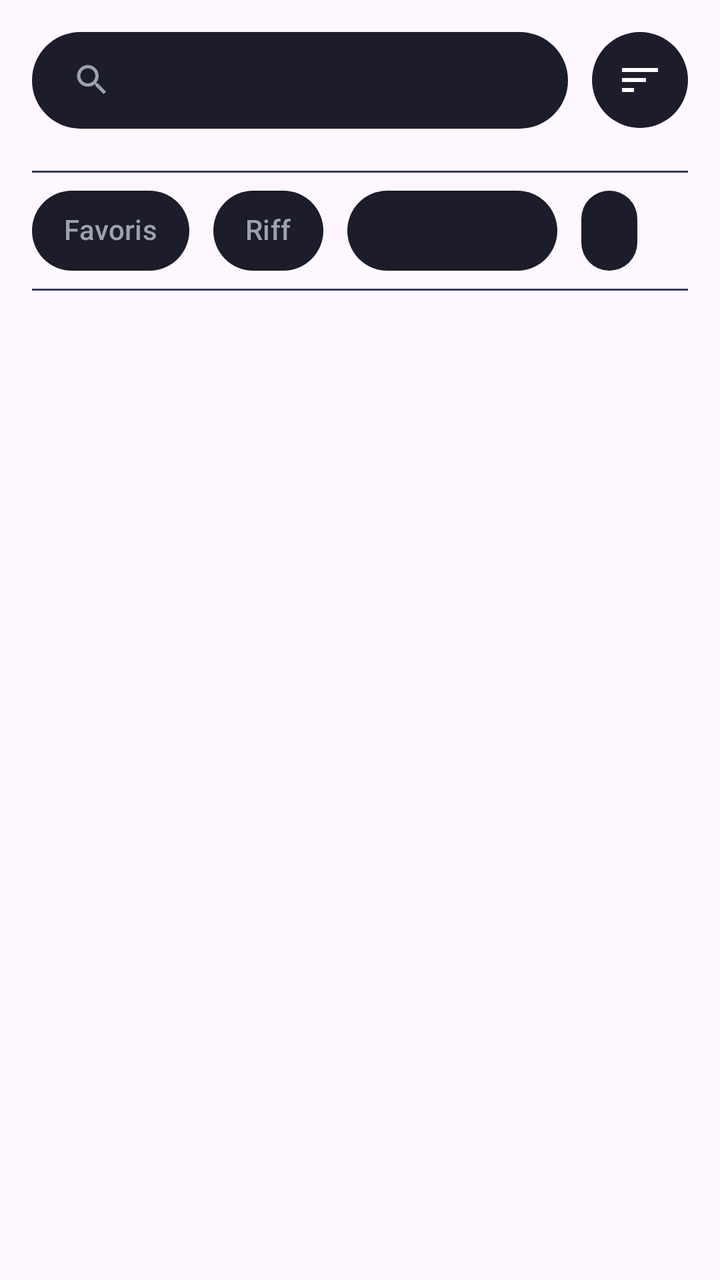
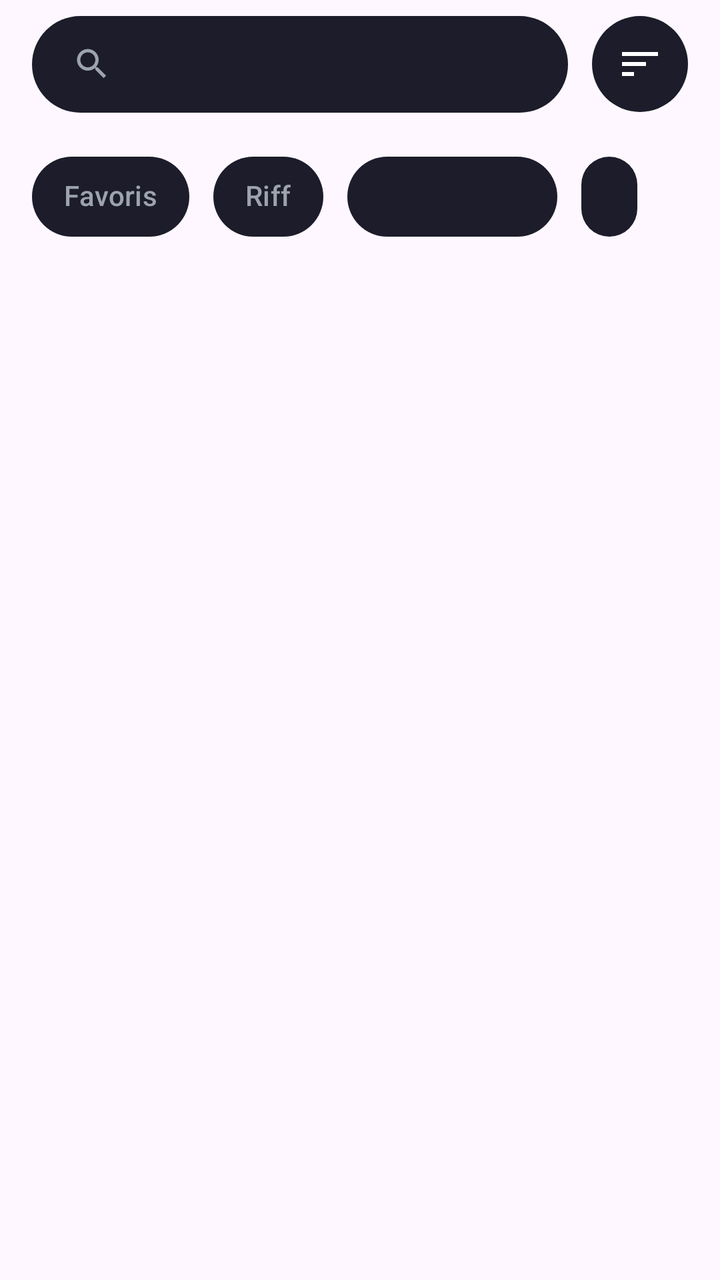

Compare the two renders of this Android layout. The source of the first and the diff that turns it into the second are given below.
<!-- AndroidManifest.xml: application theme Theme.Guitar -->
<!-- res/layout/fragment_musics.xml -->
<?xml version="1.0" encoding="utf-8"?>
<LinearLayout xmlns:android="http://schemas.android.com/apk/res/android"
    xmlns:app="http://schemas.android.com/apk/res-auto"
    android:layout_width="match_parent"
    android:layout_height="match_parent"
    android:gravity="top"
    android:orientation="vertical"
    android:paddingLeft="16dp"
    android:paddingRight="16dp">

    <LinearLayout
        android:layout_width="match_parent"
        android:layout_height="wrap_content"
        android:layout_marginTop="8dp"
        android:layout_marginBottom="8dp"
        android:gravity="center_vertical"
        android:orientation="horizontal">

        <include
            android:id="@+id/searchBar"
            layout="@layout/component_search_bar"
            android:layout_width="match_parent"
            android:layout_height="wrap_content"
            android:layout_marginTop="8dp"
            android:layout_marginBottom="8dp"
            android:layout_weight="1" />

        <ImageButton
            android:id="@+id/btnSort"
            android:layout_width="48dp"
            android:layout_height="48dp"
            android:layout_marginStart="12dp"
            android:background="@drawable/bg_pill"
            android:contentDescription="Trier"
            android:src="@drawable/ic_sort"
            app:tint="@color/app_text_primary" />
    </LinearLayout>

    <include
        android:id="@+id/lastPlayed"
        layout="@layout/include_last_played" />

    <View
        android:layout_width="match_parent"
        android:layout_height="1dp"
        android:layout_marginTop="5dp"
        android:layout_marginBottom="5dp"
        android:background="@color/dark_line" />

    <HorizontalScrollView
        android:layout_width="match_parent"
        android:layout_height="wrap_content"
        android:overScrollMode="never"
        android:scrollbars="none">

        <LinearLayout
            android:layout_width="wrap_content"
            android:layout_height="wrap_content"
            android:orientation="horizontal">

            <com.google.android.material.chip.ChipGroup
                android:id="@+id/chipGroupFavorite"
                android:layout_width="wrap_content"
                android:layout_height="wrap_content"
                app:selectionRequired="false"
                app:singleSelection="true">

                <com.google.android.material.chip.Chip
                    android:id="@+id/chipFavorite"
                    style="@style/AppChip.Filter"
                    android:layout_width="wrap_content"
                    android:layout_height="wrap_content"
                    android:checkable="true"
                    android:text="Favoris" />

            </com.google.android.material.chip.ChipGroup>

            <com.google.android.material.chip.ChipGroup
                android:id="@+id/chipGroupRiff"
                android:layout_width="wrap_content"
                android:layout_height="wrap_content"
                android:layout_marginStart="12dp"
                app:selectionRequired="false"
                app:singleSelection="true">

                <com.google.android.material.chip.Chip
                    android:id="@+id/chipRiff"
                    style="@style/AppChip.Filter"
                    android:layout_width="wrap_content"
                    android:layout_height="wrap_content"
                    android:checkable="true"
                    android:text="Riff" />

            </com.google.android.material.chip.ChipGroup>

            <Spinner
                android:id="@+id/spinnerDifficulty"
                android:layout_width="match_parent"
                android:minWidth="105dp"
                android:layout_height="40dp"
                android:layout_marginStart="12dp"
                android:layout_gravity="center_vertical"
                android:background="@drawable/bg_pill"
                android:paddingStart="16dp"
                android:paddingEnd="12dp"
                android:popupBackground="@drawable/bg_card"
                android:dropDownVerticalOffset="8dp"
                android:overlapAnchor="false"
                android:spinnerMode="dropdown" />

            <Spinner
                android:id="@+id/spinnerStatus"
                android:layout_width="wrap_content"
                android:layout_height="40dp"
                android:layout_marginStart="12dp"
                android:layout_gravity="center_vertical"
                android:background="@drawable/bg_pill"
                android:paddingStart="16dp"
                android:paddingEnd="12dp"
                android:popupBackground="@drawable/bg_card"
                android:dropDownVerticalOffset="8dp"
                android:overlapAnchor="false"
                android:spinnerMode="dropdown" />


        </LinearLayout>

    </HorizontalScrollView>

    <View
        android:layout_width="match_parent"
        android:layout_height="1dp"
        android:layout_marginTop="5dp"
        android:layout_marginBottom="5dp"
        android:background="@color/dark_line" />

    <androidx.recyclerview.widget.RecyclerView
        android:id="@+id/recyclerView"
        android:layout_width="match_parent"
        android:layout_height="match_parent"
        android:layout_marginLeft="8dp"
        android:layout_marginRight="8dp">

    </androidx.recyclerview.widget.RecyclerView>
</LinearLayout>
<!-- res/layout/component_search_bar.xml (included above) -->
<?xml version="1.0" encoding="utf-8"?>
<LinearLayout xmlns:android="http://schemas.android.com/apk/res/android"
    xmlns:app="http://schemas.android.com/apk/res-auto"
    android:layout_width="match_parent"
    android:layout_height="wrap_content"
    android:background="@drawable/bg_pill"
    android:gravity="center_vertical"
    android:orientation="horizontal"
    android:paddingStart="20dp"
    android:paddingTop="14dp"
    android:paddingEnd="20dp"
    android:paddingBottom="14dp">

    <ImageView
        android:layout_width="20dp"
        android:layout_height="20dp"
        android:contentDescription="@null"
        android:src="@drawable/ic_search"
        app:tint="@color/app_text_secondary" />

    <EditText
        android:id="@+id/searchInput"
        android:layout_width="0dp"
        android:layout_height="wrap_content"
        android:layout_marginStart="12dp"
        android:layout_weight="1"
        android:background="@null"
        android:inputType="text"
        android:textColor="@color/app_text_primary"
        android:textColorHint="@color/app_text_secondary"
        android:textSize="15sp" />
</LinearLayout>
<!-- res/layout/include_last_played.xml (included above) -->
<?xml version="1.0" encoding="utf-8"?>
<com.google.android.material.card.MaterialCardView xmlns:android="http://schemas.android.com/apk/res/android"
    xmlns:app="http://schemas.android.com/apk/res-auto"
    android:id="@+id/lastPlayedContainer"
    android:layout_width="match_parent"
    android:layout_height="wrap_content"
    android:layout_marginStart="8dp"
    android:layout_marginTop="8dp"
    android:layout_marginEnd="8dp"
    android:clickable="true"
    android:focusable="true"
    android:visibility="gone"
    app:cardBackgroundColor="@color/dark_bagde"
    app:cardCornerRadius="12dp"
    app:cardElevation="0dp">

    <LinearLayout
        android:layout_width="match_parent"
        android:layout_height="wrap_content"
        android:gravity="center_vertical"
        android:orientation="horizontal"
        android:padding="14dp">

        <FrameLayout
            android:layout_width="48dp"
            android:layout_height="48dp"
            android:background="@color/dark_mainColor">

            <ImageView
                android:layout_width="24dp"
                android:layout_height="24dp"
                android:layout_gravity="center"
                android:src="@android:drawable/ic_media_play"
                app:tint="@color/white" />
        </FrameLayout>

        <LinearLayout
            android:layout_width="0dp"
            android:layout_height="wrap_content"
            android:layout_marginStart="14dp"
            android:layout_weight="1"
            android:orientation="vertical">

            <TextView
                android:layout_width="wrap_content"
                android:layout_height="wrap_content"
                android:letterSpacing="0.1"
                android:text="Dernière session"
                android:textAllCaps="true"
                android:textColor="@color/dark_textSecondary"
                android:textSize="11sp" />

            <TextView
                android:id="@+id/lastPlayedTitle"
                android:layout_width="wrap_content"
                android:layout_height="wrap_content"
                android:layout_marginTop="2dp"
                android:ellipsize="end"
                android:maxLines="1"
                android:textColor="@color/dark_text"
                android:textSize="17sp"
                android:textStyle="bold" />

            <TextView
                android:id="@+id/lastPlayedArtist"
                android:layout_width="wrap_content"
                android:layout_height="wrap_content"
                android:ellipsize="end"
                android:maxLines="1"
                android:textColor="@color/dark_textSecondary"
                android:textSize="13sp" />
        </LinearLayout>

        <LinearLayout
            android:layout_width="wrap_content"
            android:layout_height="wrap_content"
            android:layout_marginStart="12dp"
            android:gravity="end"
            android:orientation="vertical">

            <ProgressBar
                android:id="@+id/lastPlayedProgressBar"
                style="?android:attr/progressBarStyleHorizontal"
                android:layout_width="80dp"
                android:layout_height="6dp"
                android:max="100"
                android:progressBackgroundTint="@color/dark_line"
                android:progressTint="@color/dark_tabBackground" />

            <TextView
                android:id="@+id/lastPlayedProgressText"
                android:layout_width="wrap_content"
                android:layout_height="wrap_content"
                android:layout_marginTop="4dp"
                android:textColor="@color/dark_textSecondary"
                android:textSize="11sp" />
        </LinearLayout>
    </LinearLayout>
</com.google.android.material.card.MaterialCardView>
<!-- resources referenced by this layout -->
<resources>
  <color name="app_text_primary">#FFFFFF</color>
  <color name="app_text_secondary">#9CA3AF</color>
  <color name="dark_bagde">#3C3489</color>
  <color name="dark_line">#2E3A5A</color>
  <color name="dark_mainColor">#534AB7</color>
  <color name="dark_tabBackground">#0F6E56</color>
  <color name="dark_text">#EEEDFE</color>
  <color name="dark_textSecondary">#AFA9EC</color>
  <color name="white">#FFFFFFFF</color>
  <!-- drawable bg_card (drawable) -->
  <?xml version="1.0" encoding="utf-8"?>
  <shape xmlns:android="http://schemas.android.com/apk/res/android"
      android:shape="rectangle">
      <solid android:color="@color/app_surface" />
      <corners android:radius="12dp" />
  </shape>
  <!-- drawable bg_pill (drawable) -->
  <?xml version="1.0" encoding="utf-8"?>
  <shape xmlns:android="http://schemas.android.com/apk/res/android"
      android:shape="rectangle">
      <solid android:color="@color/app_surface" />
      <corners android:radius="28dp" />
  </shape>
  <!-- drawable ic_search (drawable) -->
  <?xml version="1.0" encoding="utf-8"?>
  <vector xmlns:android="http://schemas.android.com/apk/res/android"
      android:width="24dp"
      android:height="24dp"
      android:viewportWidth="24"
      android:viewportHeight="24">
      <path
          android:fillColor="#FFFFFF"
          android:pathData="M15.5,14h-0.79l-0.28,-0.27C15.41,12.59 16,11.11 16,9.5 16,5.91 13.09,3 9.5,3S3,5.91 3,9.5 5.91,16 9.5,16c1.61,0 3.09,-0.59 4.23,-1.57l0.27,0.28v0.79l5,4.99L20.49,19l-4.99,-5zM9.5,14C7.01,14 5,11.99 5,9.5S7.01,5 9.5,5 14,7.01 14,9.5 11.99,14 9.5,14z" />
  </vector>
  <!-- drawable ic_sort (drawable) -->
  <?xml version="1.0" encoding="utf-8"?>
      <vector xmlns:android="http://schemas.android.com/apk/res/android"
          android:width="24dp"
          android:height="24dp"
          android:viewportWidth="24"
          android:viewportHeight="24">
          <path
              android:fillColor="#FFFFFF"
              android:pathData="M3,18h6v-2H3V18zM3,6v2h18V6H3zM3,13h12v-2H3V13z" />
      </vector>
  <style name="AppChip.Filter" parent="Widget.Material3.Chip.Filter">
          <item name="chipBackgroundColor">@color/chip_background</item>
          <item name="android:textColor">@color/chip_text</item>
          <item name="chipStrokeColor">@color/chip_stroke</item>
          <item name="chipStrokeWidth">0dp</item>
          <item name="checkedIconVisible">false</item>
          <item name="chipCornerRadius">20dp</item>
          <item name="android:textSize">14sp</item>
          <item name="chipMinHeight">40dp</item>
      </style>
  <style name="Theme.Guitar" parent="Base.Theme.Guitar">
          <item name="android:windowTranslucentStatus">false</item>
          <item name="android:windowDrawsSystemBarBackgrounds">true</item>
      </style>
  <color name="app_surface">#1C1C2A</color>
  <style name="Base.Theme.Guitar" parent="Theme.Material3.DayNight.NoActionBar">
          
          
      </style>
</resources>

<!-- the commit's change to res/layout/fragment_musics.xml (unified diff, before → after) -->
@@ -11,8 +11,6 @@
     <LinearLayout
         android:layout_width="match_parent"
         android:layout_height="wrap_content"
-        android:layout_marginTop="8dp"
-        android:layout_marginBottom="8dp"
         android:gravity="center_vertical"
         android:orientation="horizontal">
 
@@ -38,18 +36,15 @@
 
     <include
         android:id="@+id/lastPlayed"
+        android:layout_width="match_parent"
+        android:layout_height="wrap_content"
+        android:layout_marginTop="10dp"
         layout="@layout/include_last_played" />
 
-    <View
-        android:layout_width="match_parent"
-        android:layout_height="1dp"
-        android:layout_marginTop="5dp"
-        android:layout_marginBottom="5dp"
-        android:background="@color/dark_line" />
-
     <HorizontalScrollView
         android:layout_width="match_parent"
         android:layout_height="wrap_content"
+        android:layout_marginTop="10dp"
         android:overScrollMode="never"
         android:scrollbars="none">
 
@@ -127,21 +122,14 @@
 
     </HorizontalScrollView>
 
-    <View
-        android:layout_width="match_parent"
-        android:layout_height="1dp"
-        android:layout_marginTop="5dp"
-        android:layout_marginBottom="5dp"
-        android:background="@color/dark_line" />
-
     <androidx.recyclerview.widget.RecyclerView
         android:id="@+id/recyclerView"
         android:layout_width="match_parent"
-        android:layout_height="match_parent"
-        android:layout_marginLeft="8dp"
-        android:layout_marginRight="8dp">
-
-    </androidx.recyclerview.widget.RecyclerView>
+        android:layout_height="0dp"
+        android:layout_weight="1"
+        android:layout_marginTop="16dp"
+        android:clipToPadding="false"
+        android:paddingBottom="16dp" />
 </LinearLayout>
 <!-- res/layout/component_search_bar.xml (included above) -->
 <?xml version="1.0" encoding="utf-8"?>
@@ -178,101 +166,96 @@
 </LinearLayout>
 <!-- res/layout/include_last_played.xml (included above) -->
 <?xml version="1.0" encoding="utf-8"?>
-<com.google.android.material.card.MaterialCardView xmlns:android="http://schemas.android.com/apk/res/android"
+<LinearLayout xmlns:android="http://schemas.android.com/apk/res/android"
     xmlns:app="http://schemas.android.com/apk/res-auto"
     android:id="@+id/lastPlayedContainer"
     android:layout_width="match_parent"
     android:layout_height="wrap_content"
-    android:layout_marginStart="8dp"
-    android:layout_marginTop="8dp"
-    android:layout_marginEnd="8dp"
+    android:background="@drawable/bg_card"
+    android:backgroundTint="@color/app_border"
     android:clickable="true"
     android:focusable="true"
-    android:visibility="gone"
-    app:cardBackgroundColor="@color/dark_bagde"
-    app:cardCornerRadius="12dp"
-    app:cardElevation="0dp">
+    android:gravity="center_vertical"
+    android:orientation="horizontal"
+    android:padding="10dp"
+    android:paddingStart="15dp"
+    android:paddingEnd="15dp"
+    android:visibility="gone">
+
+    <FrameLayout
+        android:layout_width="48dp"
+        android:layout_height="48dp"
+        android:background="@drawable/bg_card"
+        android:backgroundTint="@color/app_accent">
+
+        <ImageView
+            android:layout_width="24dp"
+            android:layout_height="24dp"
+            android:layout_gravity="center"
+            android:src="@android:drawable/ic_media_play"
+            app:tint="@color/app_text_primary" />
+    </FrameLayout>
 
     <LinearLayout
-        android:layout_width="match_parent"
-        android:layout_height="wrap_content"
-        android:gravity="center_vertical"
-        android:orientation="horizontal"
-        android:padding="14dp">
-
-        <FrameLayout
-            android:layout_width="48dp"
-            android:layout_height="48dp"
-            android:background="@color/dark_mainColor">
-
-            <ImageView
-                android:layout_width="24dp"
-                android:layout_height="24dp"
-                android:layout_gravity="center"
-                android:src="@android:drawable/ic_media_play"
-                app:tint="@color/white" />
-        </FrameLayout>
-
-        <LinearLayout
-            android:layout_width="0dp"
-            android:layout_height="wrap_content"
-            android:layout_marginStart="14dp"
-            android:layout_weight="1"
-            android:orientation="vertical">
-
-            <TextView
-                android:layout_width="wrap_content"
-                android:layout_height="wrap_content"
-                android:letterSpacing="0.1"
-                android:text="Dernière session"
-                android:textAllCaps="true"
-                android:textColor="@color/dark_textSecondary"
-                android:textSize="11sp" />
-
-            <TextView
-                android:id="@+id/lastPlayedTitle"
-                android:layout_width="wrap_content"
-                android:layout_height="wrap_content"
-                android:layout_marginTop="2dp"
-                android:ellipsize="end"
-                android:maxLines="1"
-                android:textColor="@color/dark_text"
-                android:textSize="17sp"
-                android:textStyle="bold" />
-
-            <TextView
-                android:id="@+id/lastPlayedArtist"
-                android:layout_width="wrap_content"
-                android:layout_height="wrap_content"
-                android:ellipsize="end"
-                android:maxLines="1"
-                android:textColor="@color/dark_textSecondary"
-                android:textSize="13sp" />
-        </LinearLayout>
-
-        <LinearLayout
+        android:layout_width="0dp"
+        android:layout_height="wrap_content"
+        android:layout_marginStart="14dp"
+        android:layout_weight="1"
+        android:orientation="vertical">
+
+        <TextView
             android:layout_width="wrap_content"
             android:layout_height="wrap_content"
-            android:layout_marginStart="12dp"
-            android:gravity="end"
-            android:orientation="vertical">
-
-            <ProgressBar
-                android:id="@+id/lastPlayedProgressBar"
-                style="?android:attr/progressBarStyleHorizontal"
-                android:layout_width="80dp"
-                android:layout_height="6dp"
-                android:max="100"
-                android:progressBackgroundTint="@color/dark_line"
-                android:progressTint="@color/dark_tabBackground" />
-
-            <TextView
-                android:id="@+id/lastPlayedProgressText"
-                android:layout_width="wrap_content"
-                android:layout_height="wrap_content"
-                android:layout_marginTop="4dp"
-                android:textColor="@color/dark_textSecondary"
-                android:textSize="11sp" />
-        </LinearLayout>
+            android:letterSpacing="0.1"
+            android:text="Dernière session"
+            android:textAllCaps="true"
+            android:textColor="@color/app_accent"
+            android:textSize="11sp"
+            android:textStyle="bold" />
+
+        <TextView
+            android:id="@+id/lastPlayedTitle"
+            android:layout_width="match_parent"
+            android:layout_height="wrap_content"
+            android:layout_marginTop="4dp"
+            android:ellipsize="end"
+            android:maxLines="1"
+            android:textColor="@color/app_text_primary"
+            android:textSize="17sp"
+            android:textStyle="bold" />
+
+        <TextView
+            android:id="@+id/lastPlayedArtist"
+            android:layout_width="match_parent"
+            android:layout_height="wrap_content"
+            android:ellipsize="end"
+            android:maxLines="1"
+            android:textColor="@color/app_text_secondary"
+            android:textSize="13sp" />
     </LinearLayout>
-</com.google.android.material.card.MaterialCardView>
+
+    <LinearLayout
+        android:layout_width="wrap_content"
+        android:layout_height="wrap_content"
+        android:layout_marginStart="12dp"
+        android:gravity="end"
+        android:orientation="vertical">
+
+        <ProgressBar
+            android:id="@+id/lastPlayedProgressBar"
+            style="?android:attr/progressBarStyleHorizontal"
+            android:layout_width="80dp"
+            android:layout_height="6dp"
+            android:max="100"
+            android:progressBackgroundTint="@color/app_surface_variant"
+            android:progressTint="@color/app_accent" />
+
+        <TextView
+            android:id="@+id/lastPlayedProgressText"
+            android:layout_width="wrap_content"
+            android:layout_height="wrap_content"
+            android:layout_marginTop="4dp"
+            android:textColor="@color/app_text_secondary"
+            android:textSize="11sp" />
+    </LinearLayout>
+</LinearLayout>
<!-- resource entries referenced after the edit -->
@@ -1,14 +1,10 @@
 <!-- resources referenced by this layout -->
 <resources>
+  <color name="app_accent">#8B5CF6</color>
+  <color name="app_border">#2A2A3A</color>
+  <color name="app_surface_variant">#252535</color>
   <color name="app_text_primary">#FFFFFF</color>
   <color name="app_text_secondary">#9CA3AF</color>
-  <color name="dark_bagde">#3C3489</color>
-  <color name="dark_line">#2E3A5A</color>
-  <color name="dark_mainColor">#534AB7</color>
-  <color name="dark_tabBackground">#0F6E56</color>
-  <color name="dark_text">#EEEDFE</color>
-  <color name="dark_textSecondary">#AFA9EC</color>
-  <color name="white">#FFFFFFFF</color>
   <!-- drawable bg_card (drawable) -->
   <?xml version="1.0" encoding="utf-8"?>
   <shape xmlns:android="http://schemas.android.com/apk/res/android"
@@ -61,8 +57,6 @@
       </style>
   <color name="app_surface">#1C1C2A</color>
   <style name="Base.Theme.Guitar" parent="Theme.Material3.DayNight.NoActionBar">
-          
-          
       </style>
 </resources>
 
